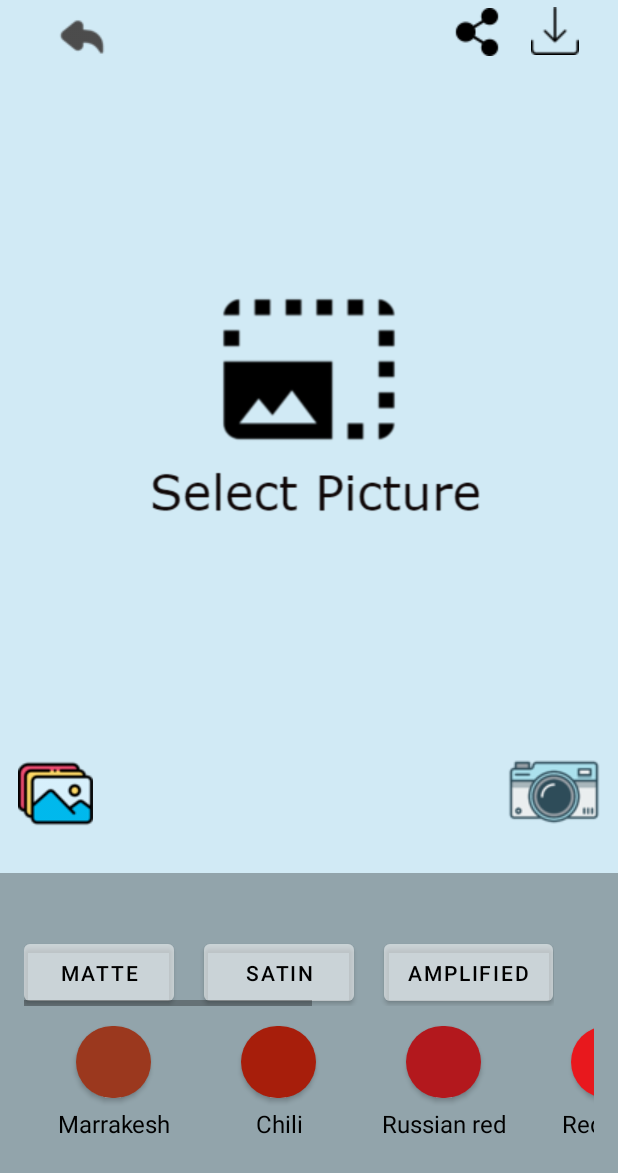
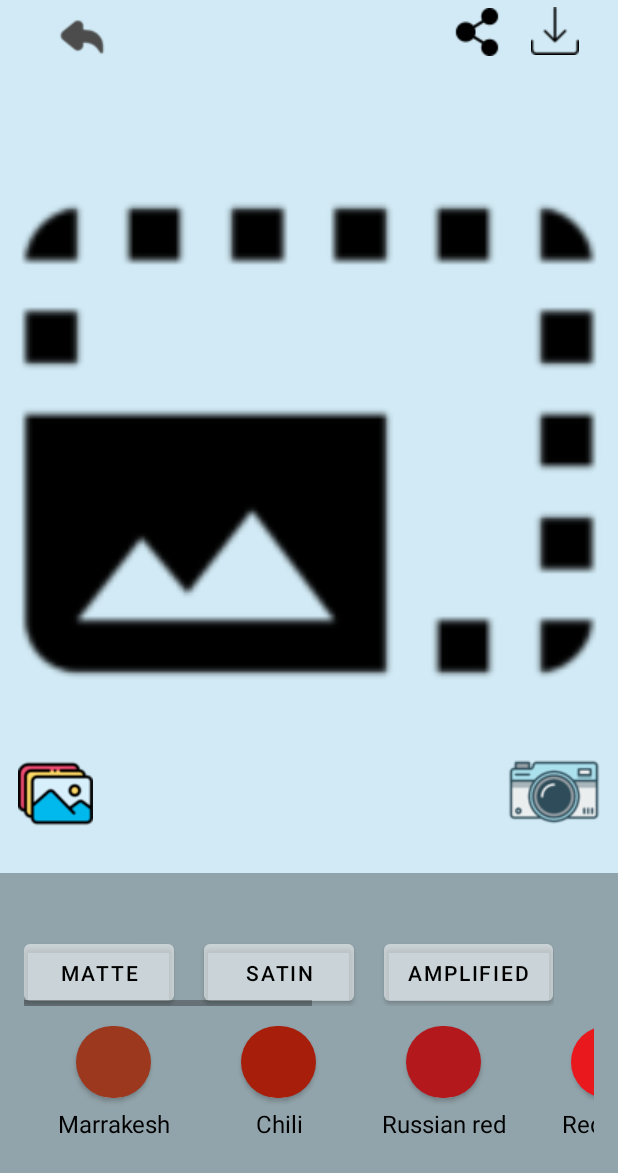
Before and after one commit to imtfam/Lips_masterV3, an Android app: the Process screen opened directly, with no data from a screen before it, on a phone screen of 412 x 824 dp. Shown: the top 1173 px of the screen. Run offline under Robolectric (Android 15) with nearby library versions, the phone set to English and light mode, and no system bars; libraries missing offline, so code that uses them is left out: com.chaquo.python, com.ortiz.touchview, com.otaliastudios.cameraview; plain views replace TouchImageView; 3 statements that could not run were skipped.

Commit message:
Update 5/11/2564 20.44

```diff
--- a/app/src/main/res/layout/activity_process.xml
+++ b/app/src/main/res/layout/activity_process.xml
@@ -63,9 +63,7 @@
             android:id="@+id/imageView_show"
             android:layout_width="match_parent"
             android:layout_height="490dp"
-            android:layout_marginEnd="0dp"
-            app:srcCompat="@drawable/selectpicture"
-            tools:srcCompat="@drawable/select_picture" />
+            app:srcCompat="@drawable/select_picture" />
 
 
         <ImageButton
```
Also changed, not shown: app/src/main/java/com/example/convertrgbtogray/MainActivity.java (+26 -2 lines).
